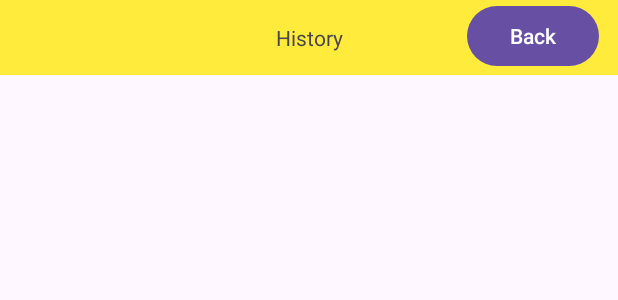
After one commit to toanVu244/PRM_Mini_Project, an Android app: the layout activity_histories.xml on its own in the app's theme, with its tools: preview values and no code run, on a phone screen of 412 x 824 dp. The commit adds this screen. Shown: the top 300 px of the screen. Run offline under Robolectric (Android 15) with nearby library versions, the phone set to English and light mode, and no system bars.

Commit message:
layout history

```diff
--- /dev/null
+++ b/app/src/main/res/layout/activity_histories.xml
@@ -0,0 +1,47 @@
+<?xml version="1.0" encoding="utf-8"?>
+<androidx.constraintlayout.widget.ConstraintLayout xmlns:android="http://schemas.android.com/apk/res/android"
+    xmlns:app="http://schemas.android.com/apk/res-auto"
+    xmlns:tools="http://schemas.android.com/tools"
+    android:id="@+id/main"
+    android:layout_width="match_parent"
+    android:layout_height="match_parent"
+    tools:context=".Histories">
+
+    <ListView
+        android:id="@+id/listview"
+        android:layout_width="match_parent"
+        android:layout_height="250dp"
+        app:layout_constraintBottom_toBottomOf="parent"
+        app:layout_constraintEnd_toEndOf="parent"
+        app:layout_constraintHorizontal_bias="0.0"
+        app:layout_constraintStart_toStartOf="parent"
+        app:layout_constraintTop_toTopOf="parent"
+        app:layout_constraintVertical_bias="1.0" />
+
+    <TextView
+        android:id="@+id/textView"
+        android:layout_width="match_parent"
+        android:layout_height="50dp"
+        android:background="#FFEB3B"
+        android:gravity="center"
+        android:text="History"
+        app:layout_constraintBottom_toBottomOf="parent"
+        app:layout_constraintEnd_toEndOf="parent"
+        app:layout_constraintHorizontal_bias="0.0"
+        app:layout_constraintStart_toStartOf="parent"
+        app:layout_constraintTop_toTopOf="parent"
+        app:layout_constraintVertical_bias="0.0" />
+
+    <Button
+        android:id="@+id/buttonBack"
+        android:layout_width="wrap_content"
+        android:layout_height="wrap_content"
+        android:text="Back"
+        app:layout_constraintBottom_toBottomOf="parent"
+        app:layout_constraintEnd_toEndOf="parent"
+        app:layout_constraintHorizontal_bias="0.96"
+        app:layout_constraintStart_toStartOf="parent"
+        app:layout_constraintTop_toTopOf="parent"
+        app:layout_constraintVertical_bias="0.0" />
+
+</androidx.constraintlayout.widget.ConstraintLayout>
```
Also changed, not shown: app/src/main/AndroidManifest.xml (+9 -11 lines), app/src/main/java/com/example/mini_project/Histories.java (added, +51 -0 lines), app/src/main/java/com/example/mini_project/HistoriesAdapter.java (added, +53 -0 lines), app/src/main/java/com/example/mini_project/History.java (+10 -10 lines), app/src/main/java/com/example/mini_project/JsonUntils.java (+21 -2 lines), app/src/main/java/com/example/mini_project/MainActivity.java (+19 -1 lines), app/src/main/java/com/example/mini_project/SignInActivity.java (+18 -3 lines), app/src/main/res/layout/activity_main.xml (+15 -3 lines), app/src/main/res/layout/customhistoryitems.xml (added, +37 -0 lines).
